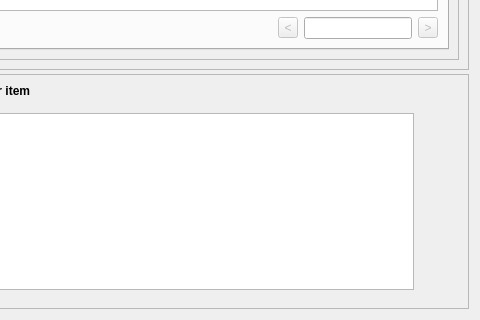
This is ui/simulator.ui in jopohl/urh as Qt 5 draws it before an edit; both pictures show x 529 to 1009 and y 231 to 551 of the 1009 by 551 pixel window. The edited form follows.
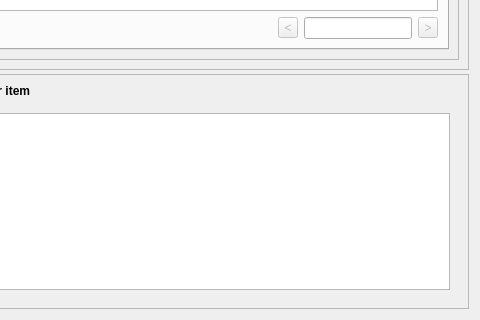
This is the edited form. The open tabs and pages were chosen to show the change. Icons and pictures are not drawn. Custom widgets are drawn as their Qt base class.

What changed in the file:
```diff
--- a/ui/simulator.ui
+++ b/ui/simulator.ui
@@ -255,8 +255,8 @@
       <property name="frameShadow">
        <enum>QFrame::Raised</enum>
       </property>
-      <layout class="QGridLayout" name="gridLayout">
-       <item row="0" column="0" colspan="7">
+      <layout class="QVBoxLayout" name="verticalLayout_2">
+       <item>
         <widget class="QLabel" name="lblMsgFieldsValues">
          <property name="sizePolicy">
           <sizepolicy hsizetype="Preferred" vsizetype="Fixed">
@@ -278,7 +278,7 @@
          </property>
         </widget>
        </item>
-       <item row="2" column="0">
+       <item>
         <widget class="QStackedWidget" name="detail_view_widget">
          <property name="currentIndex">
           <number>0</number>
@@ -326,7 +326,7 @@
          </widget>
          <widget class="QWidget" name="page_message">
           <layout class="QGridLayout" name="gridLayout_4">
-           <item row="0" column="0">
+           <item row="2" column="0" colspan="2">
             <widget class="QTableView" name="tblViewFieldValues">
              <property name="alternatingRowColors">
               <bool>true</bool>
```
